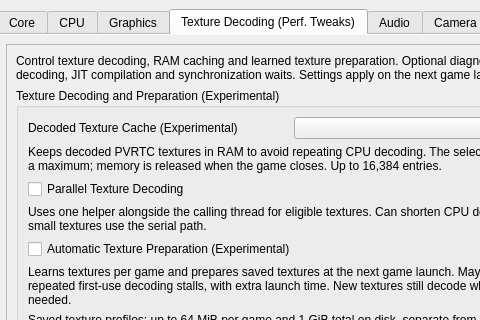
Qt form vita3k/gui-qt/src/settings_dialog.ui (zipkindev/Vita3K) before a commit; both pictures show x 186 to 666 and y 0 to 320 of the 780 by 912 pixel window.
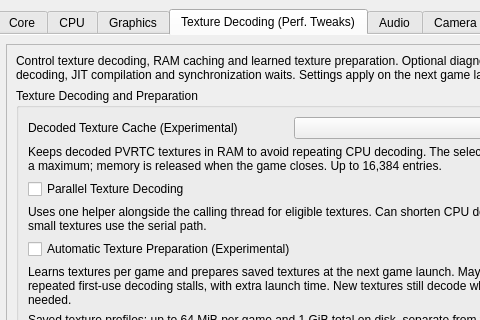
The same form after that commit. The open tabs and pages were chosen to show the change.

Commit message: Publish performance findings and Windows guides; fit texture UI heading

```diff
--- a/vita3k/gui-qt/src/settings_dialog.ui
+++ b/vita3k/gui-qt/src/settings_dialog.ui
@@ -1127,7 +1127,7 @@
              <item>
               <widget class="QGroupBox" name="gb_texture_performance">
                <property name="title">
-                <string>Texture Decoding and Preparation (Experimental)</string>
+                <string>Texture Decoding and Preparation</string>
                </property>
                <layout class="QVBoxLayout" name="texture_performance_layout">
                 <item>
```
The commit also changes 6 other files.
